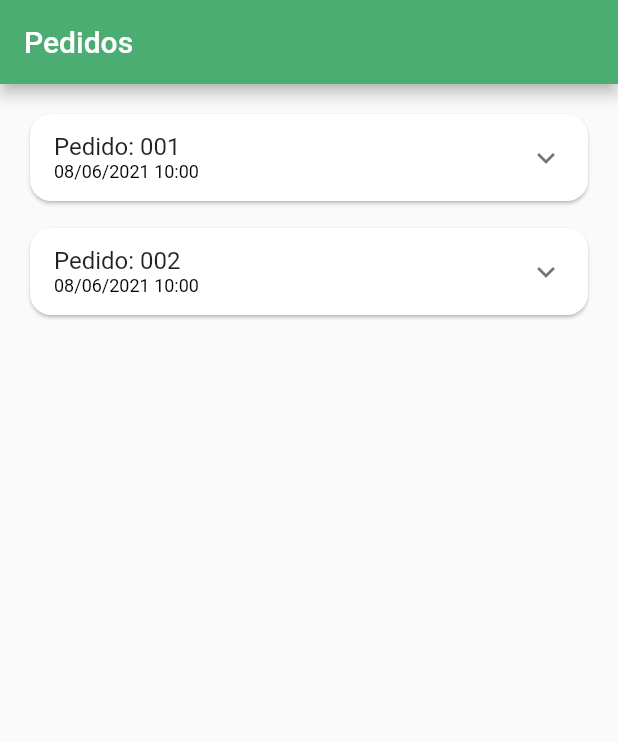
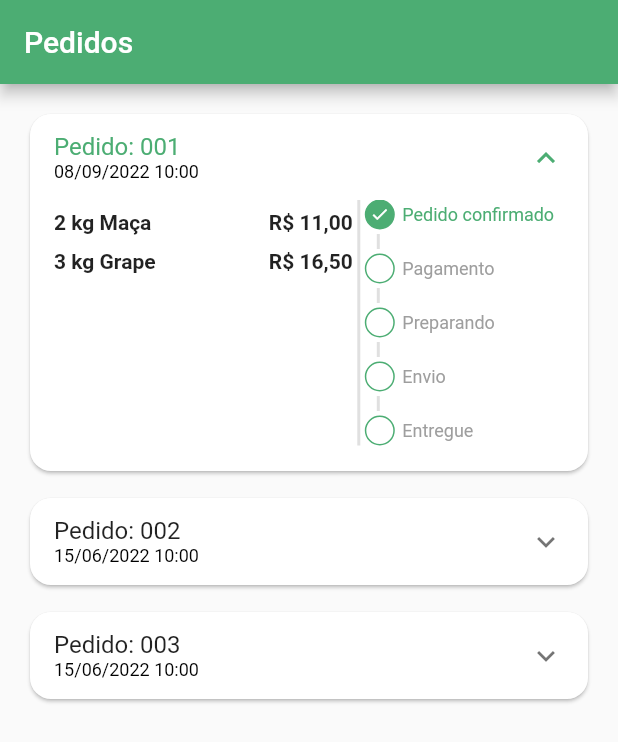
Before and after one commit to mucasantos/quitanda-flutter, a Flutter app: the OrdersTab screen opened directly, on a phone screen of 412 x 824 dp. Shown: the top 742 px of the screen. Run offline on Flutter 3.47's test engine with Material 2 defaults, Android fonts, the phone set to English and light mode, and no system bars; our stand-ins replace animated_text_kit, badges, mask_text_input_formatter.

Commit message:
Screen Pedidos - Componente Dot finalizado

```diff
--- a/lib/config/app_data.dart
+++ b/lib/config/app_data.dart
@@ -134,12 +134,12 @@ List<OrderModel> orders = [
     ],
     copyAndPast: "copyAndPast",
     createdDateTime: DateTime.parse(
-      "2021-06-08 10:00:10.458",
+      "2022-09-08 10:00:10.458",
     ),
     overdueDateTime: DateTime.parse(
-      "2021-06-08 11:00:10.458",
+      "2022-09-08 11:00:10.458",
     ),
-    status: 'pending_paument',
+    status: 'pending_payment',
     total: 0,
   ),
   OrderModel(
@@ -151,12 +151,29 @@ List<OrderModel> orders = [
     ],
     copyAndPast: "copyAndPast",
     createdDateTime: DateTime.parse(
-      "2021-06-08 10:00:10.458",
+      "2022-06-15 10:00:10.458",
     ),
     overdueDateTime: DateTime.parse(
-      "2021-06-08 11:00:10.458",
+      "2022-09-08 11:00:10.458",
     ),
-    status: 'pending_paument',
+    status: 'delivered',
     total: 0,
-  )
+  ),
+  OrderModel(
+    orderId: "003",
+    items: [
+      CartItemModel(item: guava, quantity: 2),
+      CartItemModel(item: onion, quantity: 3),
+      CartItemModel(item: kiwi, quantity: 4),
+    ],
+    copyAndPast: "copyAndPast",
+    createdDateTime: DateTime.parse(
+      "2022-06-15 10:00:10.458",
+    ),
+    overdueDateTime: DateTime.parse(
+      "2022-09-08 11:00:10.458",
+    ),
+    status: 'preparing_purchase',
+    total: 0,
+  ),
 ];
--- a/lib/src/pages/orders/components/order_status_widget.dart
+++ b/lib/src/pages/orders/components/order_status_widget.dart
@@ -5,7 +5,18 @@ class OrderStatusWidget extends StatelessWidget {
   final String status;
   final bool isOverdue;
 
-  const OrderStatusWidget({
+  final Map<String, int> allStatus = <String, int>{
+    'pending_payment': 0,
+    'refunded': 1,
+    'paid': 2,
+    'preparing_purchase': 3,
+    'shipping': 4,
+    'delivered': 5,
+  };
+
+  int get currentStatus => allStatus[status]!;
+
+  OrderStatusWidget({
     Key? key,
     required this.status,
     required this.isOverdue,
@@ -14,13 +25,46 @@ class OrderStatusWidget extends StatelessWidget {
   @override
   Widget build(BuildContext context) {
     return Column(
+      crossAxisAlignment: CrossAxisAlignment.start,
       children: [
-        _StatusDot(isActive: true, title: 'Isso é top demais!'),
-        _StatusDot(
-          isActive: false,
-          title: 'Aquilo',
-        ),
+        const _StatusDot(isActive: true, title: 'Pedido confirmado'),
+        const _CustomDivider(),
+        if (currentStatus == 1) ...[
+          const _StatusDot(
+            isActive: true,
+            title: 'Pix estornado',
+            backgroundColor: Colors.orange,
+          ),
+        ] else if (isOverdue) ...[
+          const _StatusDot(
+            isActive: true,
+            title: 'Pagamento Pix vencido',
+            backgroundColor: Colors.red,
+          ),
+        ] else ...[
+          _StatusDot(isActive: currentStatus >= 2, title: 'Pagamento'),
+          const _CustomDivider(),
+          _StatusDot(isActive: currentStatus >= 3, title: 'Preparando'),
+          const _CustomDivider(),
+          _StatusDot(isActive: currentStatus >= 4, title: 'Envio'),
+          const _CustomDivider(),
+          _StatusDot(isActive: currentStatus == 5, title: 'Entregue'),
+        ]
       ],
+    );
+  }
+}
+
+class _CustomDivider extends StatelessWidget {
+  const _CustomDivider({Key? key}) : super(key: key);
+
+  @override
+  Widget build(BuildContext context) {
+    return Container(
+      margin: const EdgeInsets.symmetric(horizontal: 8, vertical: 3),
+      height: 10,
+      width: 2,
+      color: Colors.grey.shade300,
     );
   }
 }
@@ -28,10 +72,12 @@ class OrderStatusWidget extends StatelessWidget {
 class _StatusDot extends StatelessWidget {
   final bool isActive;
   final String title;
+  final Color? backgroundColor;
   const _StatusDot({
     Key? key,
     required this.isActive,
     required this.title,
+    this.backgroundColor,
   }) : super(key: key);
 
   @override
@@ -49,8 +95,9 @@ class _StatusDot extends StatelessWidget {
             border: Border.all(
               color: CustomColors.customSwatchColor,
             ),
-            color:
-                isActive ? CustomColors.customSwatchColor : Colors.transparent,
+            color: isActive
+                ? backgroundColor ?? CustomColors.customSwatchColor
+                : Colors.transparent,
           ),
           child: isActive
               ? const Icon(
@@ -62,8 +109,19 @@ class _StatusDot extends StatelessWidget {
         ),
 
         //Text
-
-        Expanded(child: Text(title)),
+        const SizedBox(
+          width: 5,
+        ),
+        Expanded(
+            child: Text(
+          title,
+          style: TextStyle(
+            fontSize: 12,
+            color: isActive
+                ? backgroundColor ?? CustomColors.customSwatchColor
+                : Colors.grey,
+          ),
+        )),
       ],
     );
   }
--- a/lib/src/pages/orders/components/order_tile.dart
+++ b/lib/src/pages/orders/components/order_tile.dart
@@ -20,6 +20,7 @@ class OrderTile extends StatelessWidget {
           dividerColor: Colors.transparent,
         ),
         child: ExpansionTile(
+          initiallyExpanded: orderData.status == 'pending_payment',
           title: Column(
             mainAxisSize: MainAxisSize.min,
             crossAxisAlignment: CrossAxisAlignment.start,
@@ -36,18 +37,20 @@ class OrderTile extends StatelessWidget {
           ),
           childrenPadding: const EdgeInsets.fromLTRB(16, 0, 16, 16),
           children: [
-            SizedBox(
-              height: 150,
+            IntrinsicHeight(
               child: Row(
                 children: [
                   Expanded(
                       flex: 3,
+                      child: SizedBox(
+                        height: 150,
                         child: ListView(
                           children: orderData.items.map((orderItem) {
                             return _OrderItemWidget(
                               orderItem: orderItem,
                             );
                           }).toList(),
+                        ),
                       )),
                   VerticalDivider(
                     color: Colors.grey.shade300,
```
Lines whose indentation alone changed are shown as unchanged.
